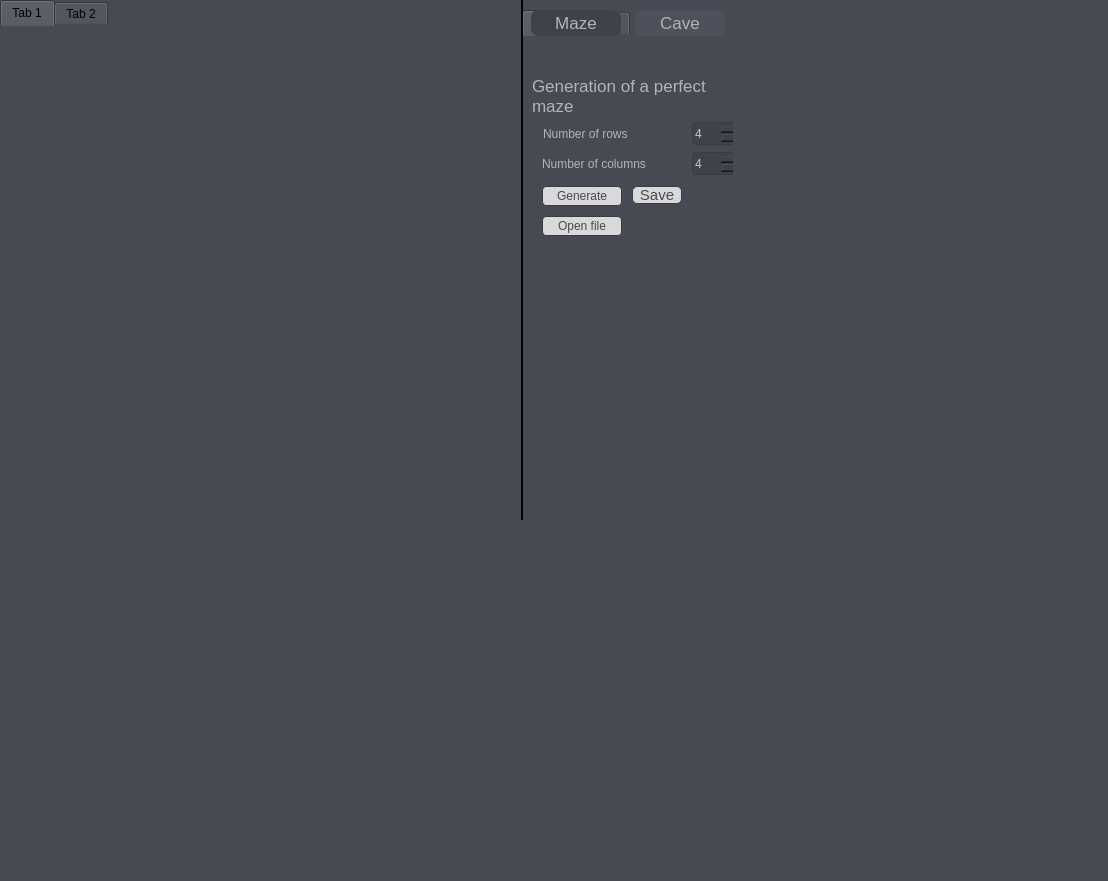
Old version of the form src/View/mainwindow.ui in the repository Lunarskii/Maze.
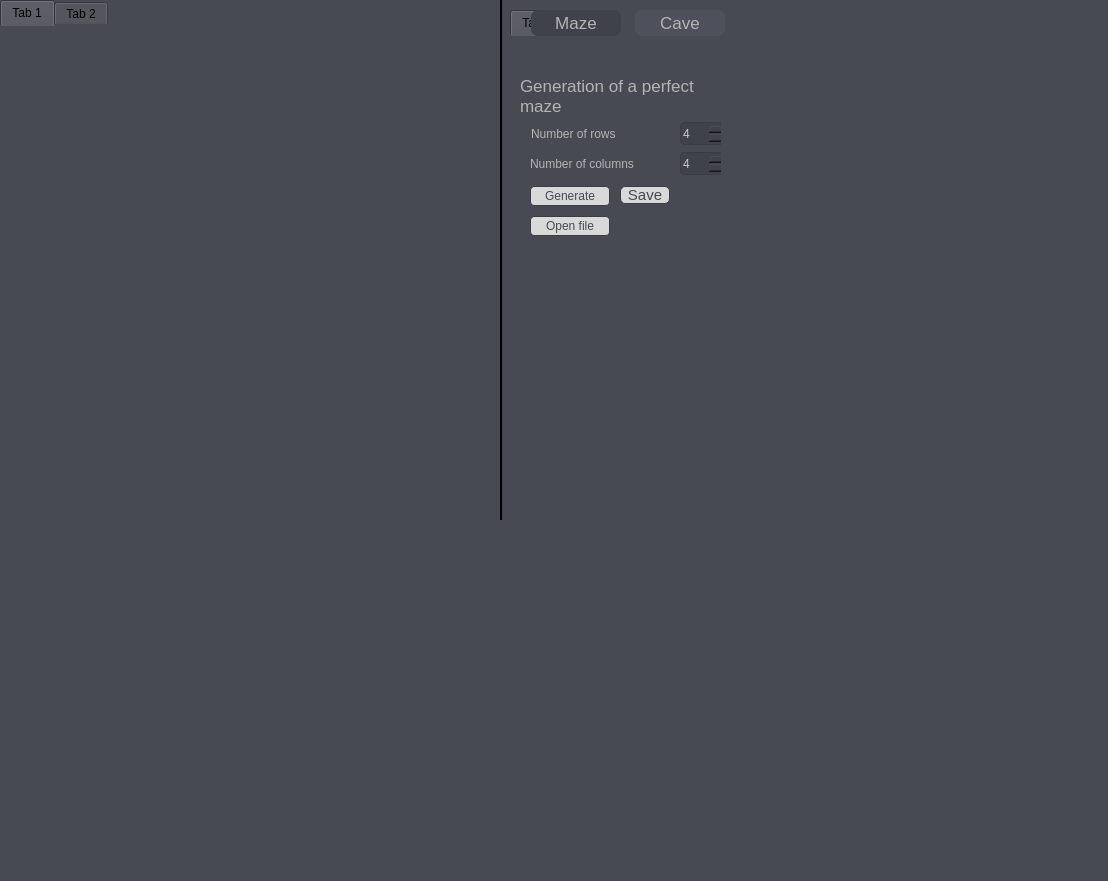
New version of the form.

```diff
--- a/src/View/mainwindow.ui
+++ b/src/View/mainwindow.ui
@@ -74,7 +74,7 @@
    <widget class="QTabWidget" name="tabWidgetMazeNCave">
     <property name="geometry">
      <rect>
-      <x>522</x>
+      <x>510</x>
       <y>10</y>
       <width>211</width>
       <height>481</height>
@@ -842,7 +842,7 @@
    <widget class="QLabel" name="label_6">
     <property name="geometry">
      <rect>
-      <x>521</x>
+      <x>500</x>
       <y>0</y>
       <width>2</width>
       <height>520</height>
```
